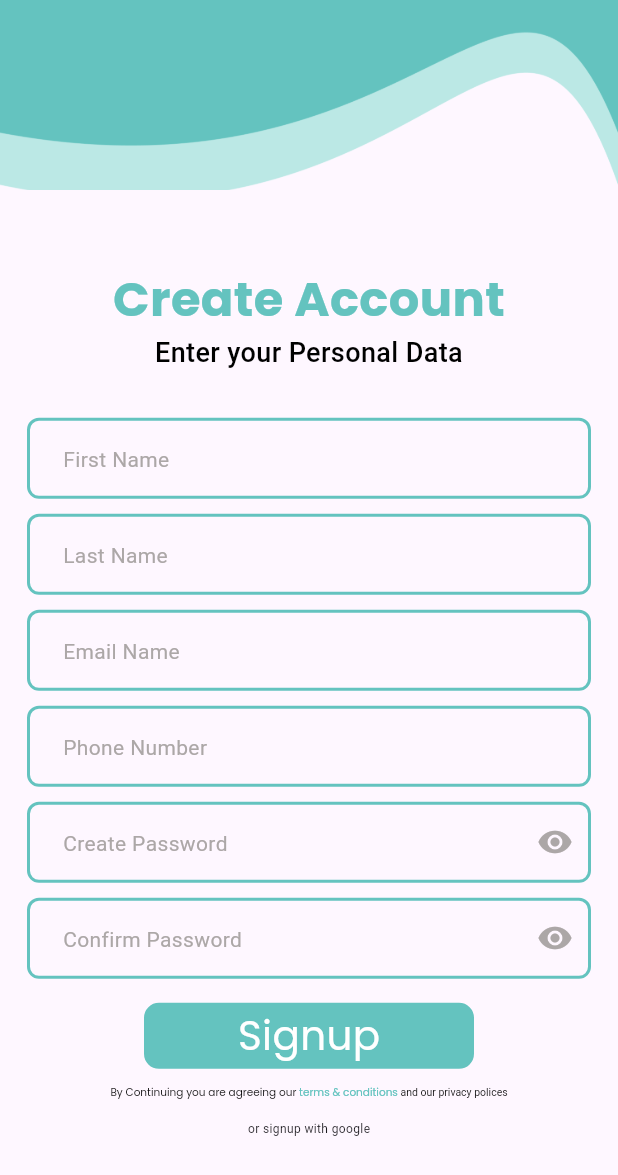
After one commit to HazemAhmed3020/simple_ui_signup_and_login_design, a Flutter app: the screen it shows after launch, after a tap on "Sign Up", on a phone screen of 412 x 824 dp. The commit adds this screen. Shown: the top 1175 px of the screen. Run offline on Flutter 3.47's test engine with Material 3 defaults, Android fonts, the phone set to English and light mode, and no system bars.

Commit message:
create signup page

```diff
--- a/lib/constants.dart
+++ b/lib/constants.dart
@@ -5,12 +5,12 @@ abstract class Constants {
   static const TextStyle titleStyle = TextStyle(
     color: Constants.mainColor,
     fontWeight: FontWeight.w700,
-    fontSize: 48,
+    fontSize: 32,
     fontFamily: customFont,
   );
   static const TextStyle customText = TextStyle(
     color: Colors.black,
-    fontSize: 20,
+    fontSize: 18,
     fontWeight: FontWeight.w500,
   );
 
--- a/lib/views/signup.dart
+++ b/lib/views/signup.dart
@@ -1,10 +1,21 @@
 import 'package:flutter/material.dart';
+import 'package:mobile_app_login_signup_pages/views/views%20body/signup_view_body.dart';
+
 
 class Signup extends StatelessWidget {
   const Signup({super.key});
 
   @override
   Widget build(BuildContext context) {
-    return Scaffold();
+    return Scaffold(
+      body: CustomScrollView(
+        slivers: [
+          SliverToBoxAdapter(
+            child: SignupViewBody(),
+          )
+        ],
+      )
+
+    );
   }
 }
--- /dev/null
+++ b/lib/views/views body/signup_view_body.dart
@@ -0,0 +1,96 @@
+import 'package:flutter/material.dart';
+import 'package:mobile_app_login_signup_pages/widgets/custom_button.dart';
+
+import '../../constants.dart';
+import '../../widgets/custom_text_field.dart';
+
+class SignupViewBody extends StatelessWidget {
+  const SignupViewBody({super.key});
+
+  @override
+  Widget build(BuildContext context) {
+    return Column(
+        mainAxisAlignment: MainAxisAlignment.start,
+        children: [
+          Image.asset(
+            'assets/top sign page.png',
+            width: double.infinity,
+            height: 126.53,
+            fit: BoxFit.cover,
+          ),
+          const SizedBox(height: 50),
+          const Text(
+            'Create Account',
+            style: Constants.titleStyle,
+            textAlign: TextAlign.center,
+          ),
+          const Text(
+            'Enter your Personal Data',
+            style: Constants.customText,
+            textAlign: TextAlign.center,
+          ),
+          const SizedBox(height: 30),
+          const CustomTextField(hintText: 'First Name',),
+          const SizedBox(height: 10,),
+          const CustomTextField(hintText: 'Last Name',),
+          const SizedBox(height: 10,),
+          const CustomTextField(hintText: 'Email Name',),
+          const SizedBox(height: 10,),
+          const CustomTextField(hintText: 'Phone Number',),
+          const SizedBox(height: 10,),
+          const CustomTextField(hintText: 'Create Password', icona: Icons.visibility,),
+          const SizedBox(height: 10,),
+          const CustomTextField(hintText: 'Confirm Password',icona: Icons.visibility,),
+          const SizedBox(height: 16,),
+          CustomButton(txt: 'Signup', txtColor: Colors.white, containerColor: Constants.mainColor),
+          const SizedBox(height: 10,),
+          RichText(
+            text: TextSpan(
+              text: 'By Continuing you are agreeing our ',
+              style: TextStyle(
+                color: Colors.black,
+                fontSize: 7,
+                fontFamily: Constants.customFont,
+              ),
+              children: <TextSpan>[
+                TextSpan(
+                  text: 'terms & conditions',
+                  style: TextStyle(fontSize: 7, color: Constants.mainColor , fontFamily: Constants.customFont,),
+                ),
+                TextSpan(
+                  text: ' and our privacy polices',
+                  style: TextStyle(fontSize: 7,),
+                ),
+              ],
+            ),
+          ),
+          const SizedBox(height: 15,),
+          SizedBox(
+            height: 16,
+            width: MediaQuery.of(context).size.width - 60,
+            child: Expanded(
+              child: Row(
+                crossAxisAlignment: CrossAxisAlignment.stretch,
+                mainAxisAlignment: MainAxisAlignment.center,
+                children: [
+                  Divider(
+                    thickness: 3,
+                    indent: 53,
+                    endIndent: 53,
+                    color: Constants.mainColor,
+                  ),
+                  Text(' or signup with google ' , style: TextStyle(fontSize: 8),),
+                  Divider(
+                    thickness: 3,
+                    indent: 53,
+                    endIndent: 53,
+                    color: Constants.mainColor,
+                  ),
+                ],
+              ),
+            ),
+          )
+        ],
+    );
+  }
+}
--- a/lib/views/welcome.dart
+++ b/lib/views/welcome.dart
@@ -1,7 +1,8 @@
 import 'package:flutter/material.dart';
 import 'package:mobile_app_login_signup_pages/constants.dart';
+import 'package:mobile_app_login_signup_pages/views/login.dart';
 import 'package:mobile_app_login_signup_pages/widgets/custom_button.dart';
-import 'package:mobile_app_login_signup_pages/views/signup.dart';
+import 'signup.dart';
 
 class Welcome extends StatelessWidget {
   const Welcome({super.key});
@@ -43,13 +44,17 @@ class Welcome extends StatelessWidget {
             txt: 'Sign Up',
             txtColor: Colors.white,
             containerColor: Constants.mainColor,
-            onTap: () => Navigator.pop(
+            onTap: () => Navigator.push(
               context,
               MaterialPageRoute(builder: (context) => Signup()),
             ),
           ),
           SizedBox(height: 30),
           CustomButton(
+            onTap: () => Navigator.push(
+              context,
+              MaterialPageRoute(builder: (context) => Login()),
+            ),
             txt: 'Login',
             txtColor: Constants.mainColor,
             containerColor: Colors.white,
--- /dev/null
+++ b/lib/widgets/custom_text_field.dart
@@ -0,0 +1,29 @@
+import 'package:flutter/material.dart';
+
+import '../constants.dart';
+
+class CustomTextField extends StatelessWidget {
+  const CustomTextField({super.key, required this.hintText, this.icona});
+  final String hintText;
+  final IconData? icona;
+  @override
+  Widget build(BuildContext context) {
+    return Padding(
+      padding: const EdgeInsets.symmetric(horizontal: 18),
+      child: TextField(
+        decoration: InputDecoration(
+          suffixIcon: Icon(icona , color: Color(0xffACA7A7)),
+          hint: Text(hintText, textAlign: TextAlign.left, style: TextStyle(color: Color(0xffACA7A7),),),
+          contentPadding: EdgeInsets.only(left: 20 , top: 15 , bottom: 15),
+          enabledBorder: OutlineInputBorder(
+            borderRadius: BorderRadius.circular(8),
+            borderSide: BorderSide(
+              color: Constants.mainColor,
+              width: 2,
+            ),
+          )
+        ),
+      ),
+    );
+  }
+}
--- a/pubspec.yaml
+++ b/pubspec.yaml
@@ -74,7 +74,7 @@ flutter:
   # example:
   fonts:
   - family: Poppins
-      fonts:
+    fonts:
         - asset: assets\fonts\Poppins-Regular.ttf
 
 
```
Also changed, not shown: assets/top sign page.png (added).
